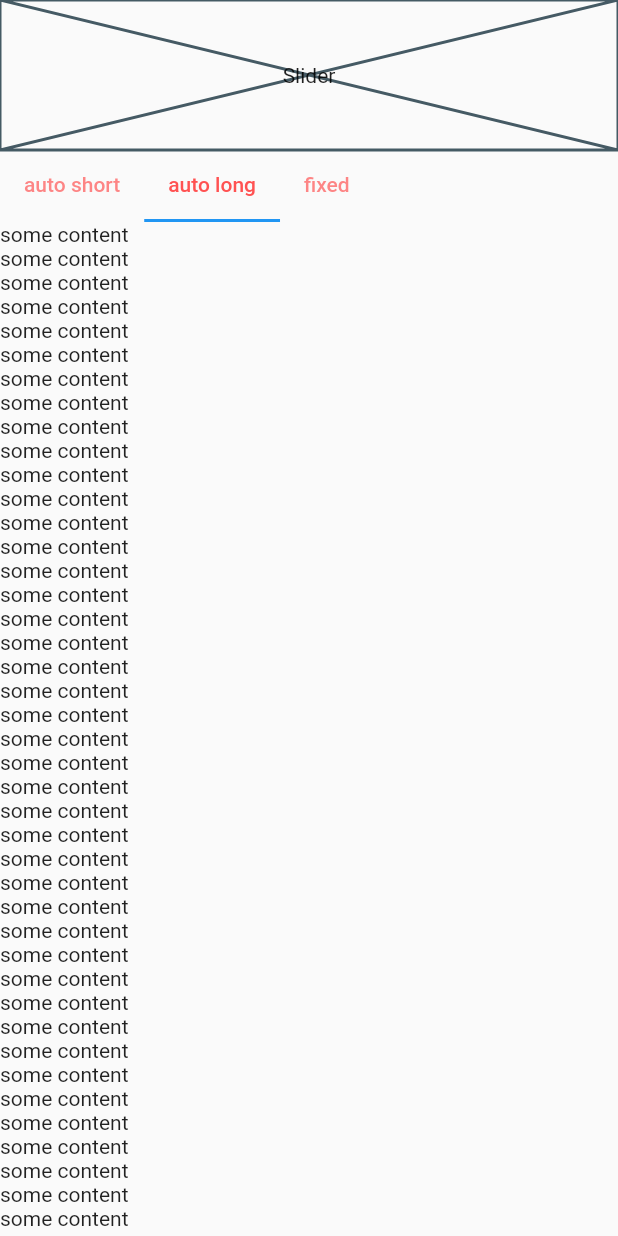
After one commit to hyosun7037/flutterlab, a Flutter app: the DynamicTabPage screen opened directly, tab 2 chosen, on a phone screen of 412 x 824 dp. The commit adds this screen. Run offline on Flutter 3.47's test engine with Material 2 defaults, Android fonts, the light colour scheme and no system bars; our stand-ins replace expandable, get; network calls fail.

Commit message:
[ADD] dynamic tab scroll 추가

```diff
--- /dev/null
+++ b/lib/dynamic_tab/dynamic_tab_page.dart
@@ -0,0 +1,102 @@
+import 'package:flutter/material.dart';
+
+class DynamicTabPage extends StatefulWidget {
+  const DynamicTabPage({Key? key}) : super(key: key);
+
+  @override
+  State<DynamicTabPage> createState() => _DynamicTabPageState();
+}
+
+class _DynamicTabPageState extends State<DynamicTabPage> with SingleTickerProviderStateMixin {
+  final bodyGlobalKey = GlobalKey();
+  final List<Widget> myTabs = [
+    Tab(text: 'auto short'),
+    Tab(text: 'auto long'),
+    Tab(text: 'fixed'),
+  ];
+  late TabController _tabController;
+  late ScrollController _scrollController;
+  late bool fixedScroll;
+
+  Widget _buildCarousel() {
+    return Stack(
+      children: <Widget>[
+        Placeholder(fallbackHeight: 100),
+        Positioned.fill(child: Align(alignment: Alignment.center, child: Text('Slider'))),
+      ],
+    );
+  }
+
+  @override
+  void initState() {
+    _scrollController = ScrollController();
+    _scrollController.addListener(_scrollListener);
+    _tabController = TabController(length: 3, vsync: this);
+    _tabController.addListener(_smoothScrollToTop);
+
+    super.initState();
+  }
+
+  @override
+  void dispose() {
+    _tabController.dispose();
+    _scrollController.dispose();
+    super.dispose();
+  }
+
+  _scrollListener() {
+    if (fixedScroll) {
+      _scrollController.jumpTo(0);
+    }
+  }
+
+  _smoothScrollToTop() {
+    _scrollController.animateTo(
+      0,
+      duration: Duration(microseconds: 300),
+      curve: Curves.ease,
+    );
+
+    setState(() {
+      fixedScroll = _tabController.index == 2;
+    });
+  }
+
+  _buildTabContext(int lineCount) => Container(
+        child: ListView.builder(
+          physics: const ClampingScrollPhysics(),
+          itemCount: lineCount,
+          itemBuilder: (BuildContext context, int index) {
+            return Text('some content');
+          },
+        ),
+      );
+
+  @override
+  Widget build(BuildContext context) {
+    return Scaffold(
+      body: NestedScrollView(
+        controller: _scrollController,
+        headerSliverBuilder: (context, value) {
+          return [
+            SliverToBoxAdapter(child: _buildCarousel()),
+            SliverToBoxAdapter(
+              child: TabBar(
+                controller: _tabController,
+                labelColor: Colors.redAccent,
+                isScrollable: true,
+                tabs: myTabs,
+              ),
+            ),
+          ];
+        },
+        body: Container(
+          child: TabBarView(
+            controller: _tabController,
+            children: [_buildTabContext(2), _buildTabContext(200), _buildTabContext(2)],
+          ),
+        ),
+      ),
+    );
+  }
+}
--- a/lib/main.dart
+++ b/lib/main.dart
@@ -1,5 +1,6 @@
 import 'package:flutter/material.dart';
 import 'package:flutterlab/crud/view/mypage.dart';
+import 'package:flutterlab/dynamic_tab/dynamic_tab_page.dart';
 import 'package:flutterlab/expandable/expandable_page.dart';
 import 'package:flutterlab/scroll_to_top/scroll_to_top_page.dart';
 import 'package:flutterlab/scroll_to_top/scroll_to_top_state_page.dart';
@@ -38,6 +39,7 @@ class MyApp extends StatelessWidget {
                 TestButton(title: 'CRUD', page: MyPage()),
                 TestButton(title: 'Expandable', page: ExpandablePage()),
                 TestButton(title: 'ScrollToTop', page: ScrollToTop()),
+                TestButton(title: 'DynamicTab', page: DynamicTabPage()),
               ],
             ),
           ),
--- a/lib/scroll_to_top/scroll_to_top_page.dart
+++ b/lib/scroll_to_top/scroll_to_top_page.dart
@@ -14,7 +14,7 @@ class ScrollToTop extends StatelessWidget {
     var primaryController = PrimaryScrollController.of(context);
     return Scaffold(
       floatingActionButton: FloatingActionButton(
-        onPressed: () => scrollToTopViewmodel.scrollToTop(scrollToTopViewmodel.scrollController.position.pixels, primaryController),
+        onPressed: () => scrollToTopViewmodel.scrollToTop(primaryController),
         child: Icon(Icons.keyboard_arrow_up),
       ),
       body: SingleChildScrollView(
--- a/lib/scroll_to_top/scroll_to_top_viewmodel.dart
+++ b/lib/scroll_to_top/scroll_to_top_viewmodel.dart
@@ -12,7 +12,7 @@ class ScrollToTopViewmodel extends GetxController with GetSingleTickerProviderSt
   }
 
   // 스크롤 최상단 이동
-  Future scrollToTop(position, ScrollController? primaryController) async {
+  Future scrollToTop(ScrollController? primaryController) async {
     if (primaryController!.position.pixels > 0) {
       primaryController.animateTo(0, duration: const Duration(seconds: 1), curve: Curves.linear);
       update();
```
